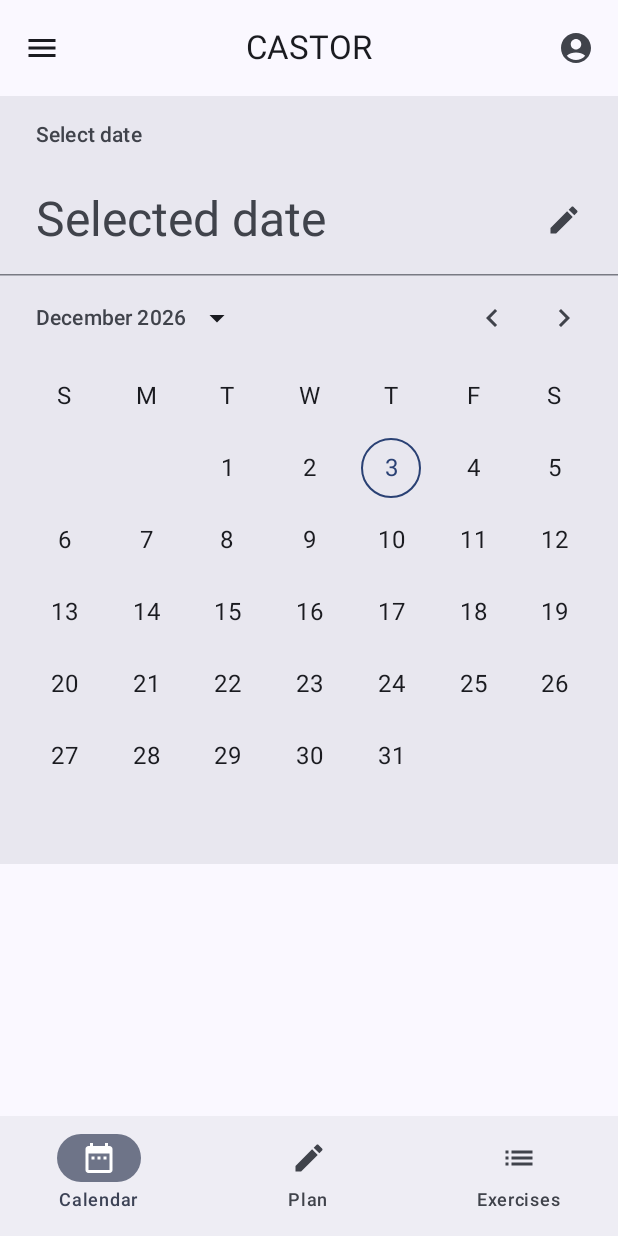
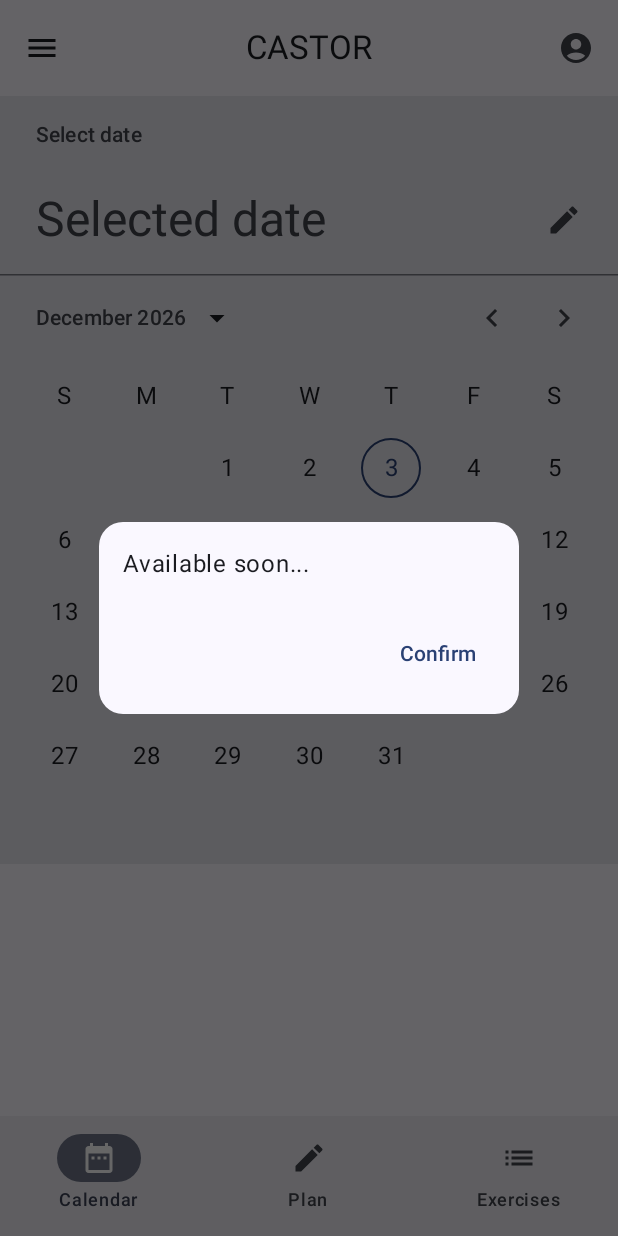
Before and after one commit to admgk/castor, an Android app built with Jetpack Compose: the screen it shows after launch (MainActivity), item 2 of the bottom bar chosen, on a phone screen of 412 x 824 dp. Run offline under Robolectric (Android 15) with nearby library versions, the phone set to English and light mode, and no system bars.

Commit message:
Add AvailableSoonDialog

```diff
--- a/app/src/main/java/com/ignismark/castor/ui/CastorApp.kt
+++ b/app/src/main/java/com/ignismark/castor/ui/CastorApp.kt
@@ -19,10 +19,14 @@ fun CastorApp() {
 
     Scaffold(
         topBar = {
-            CastorTopBar()
+            CastorTopBar(
+                castorViewModel = viewModel
+            )
         },
         bottomBar = {
-            CastorBottomNavigation(navController = navController)
+            CastorBottomNavigation(
+                castorViewModel = viewModel,
+                navController = navController)
         }
     ) { paddingValues ->
 
@@ -49,6 +53,12 @@ fun CastorApp() {
                 )
             }
         }
+
+        if (castorUiState.isDialogVisible) {
+            AvailableSoonDialog(
+                closeDialog = { viewModel.toggleIsDialogVisible() }
+            )
+        }
     }
 }
 
--- a/app/src/main/java/com/ignismark/castor/ui/CastorNavigationComponents.kt
+++ b/app/src/main/java/com/ignismark/castor/ui/CastorNavigationComponents.kt
@@ -1,38 +1,53 @@
 package com.ignismark.castor.ui
 
+import androidx.compose.foundation.layout.Column
+import androidx.compose.foundation.layout.Spacer
+import androidx.compose.foundation.layout.fillMaxSize
+import androidx.compose.foundation.layout.height
+import androidx.compose.foundation.layout.padding
 import androidx.compose.material.icons.Icons
 import androidx.compose.material.icons.automirrored.filled.List
 import androidx.compose.material.icons.filled.AccountCircle
 import androidx.compose.material.icons.filled.DateRange
 import androidx.compose.material.icons.filled.Edit
 import androidx.compose.material.icons.filled.Menu
+import androidx.compose.material3.AlertDialogDefaults
+import androidx.compose.material3.BasicAlertDialog
 import androidx.compose.material3.CenterAlignedTopAppBar
 import androidx.compose.material3.ExperimentalMaterial3Api
 import androidx.compose.material3.Icon
 import androidx.compose.material3.IconButton
+import androidx.compose.material3.MaterialTheme
 import androidx.compose.material3.NavigationBar
 import androidx.compose.material3.NavigationBarItem
+import androidx.compose.material3.Surface
 import androidx.compose.material3.Text
+import androidx.compose.material3.TextButton
 import androidx.compose.runtime.Composable
+import androidx.compose.ui.Alignment
 import androidx.compose.ui.Modifier
+import androidx.compose.ui.unit.dp
 import androidx.navigation.NavController
 
 @OptIn(ExperimentalMaterial3Api::class)
 @Composable
-fun CastorTopBar(modifier: Modifier = Modifier) {
+fun CastorTopBar(
+    castorViewModel: CastorViewModel,
+    modifier: Modifier = Modifier
+) {
     CenterAlignedTopAppBar(
         title = {
             Text(text = "CASTOR")
         },
         navigationIcon =  {
-            IconButton(onClick = { /*TODO*/ }) {
+            IconButton(onClick = { castorViewModel.toggleIsDialogVisible() }) {
                 Icon(
                     imageVector = Icons.Filled.Menu,
                     contentDescription = "menu")
             }
         },
         actions = {
-            IconButton(onClick = { /*TODO*/ }) {
+            IconButton(onClick = { castorViewModel.toggleIsDialogVisible() }) {
                 Icon(
                     imageVector = Icons.Filled.AccountCircle,
                     contentDescription = "account")
@@ -44,6 +59,7 @@ fun CastorTopBar(modifier: Modifier = Modifier) {
 
 @Composable
 fun CastorBottomNavigation(
+    castorViewModel: CastorViewModel,
     navController: NavController,
     modifier: Modifier = Modifier
 ) {
@@ -64,7 +80,7 @@ fun CastorBottomNavigation(
         )
         NavigationBarItem(
             selected = false,
-            onClick = { /*TODO*/ },
+            onClick = { castorViewModel.toggleIsDialogVisible() },
             icon = {
                 Icon(
                     imageVector = Icons.Filled.Edit,
@@ -88,3 +104,33 @@ fun CastorBottomNavigation(
         )
     }
 }
+
+@OptIn(ExperimentalMaterial3Api::class)
+@Composable
+fun AvailableSoonDialog(
+    closeDialog: () -> Unit,
+) {
+    BasicAlertDialog(
+        onDismissRequest = closeDialog
+    ) {
+        Surface(
+            modifier = Modifier,
+            shape = MaterialTheme.shapes.large,
+            tonalElevation = AlertDialogDefaults.TonalElevation
+        ) {
+            Column(modifier = Modifier.padding(16.dp)) {
+                Text(
+                    text =
+                    "Available soon...",
+                )
+                Spacer(modifier = Modifier.height(24.dp))
+                TextButton(
+                    onClick = closeDialog,
+                    modifier = Modifier.align(Alignment.End)
+                ) {
+                    Text("Confirm")
+                }
+            }
+        }
+    }
+}
--- a/app/src/main/java/com/ignismark/castor/ui/CastorViewModel.kt
+++ b/app/src/main/java/com/ignismark/castor/ui/CastorViewModel.kt
@@ -30,4 +30,12 @@ class CastorViewModel : ViewModel() {
             )
         }
     }
+
+    fun toggleIsDialogVisible() {
+        _uiState.update {
+            it.copy(
+                isDialogVisible = !it.isDialogVisible
+            )
+        }
+    }
 }
```
